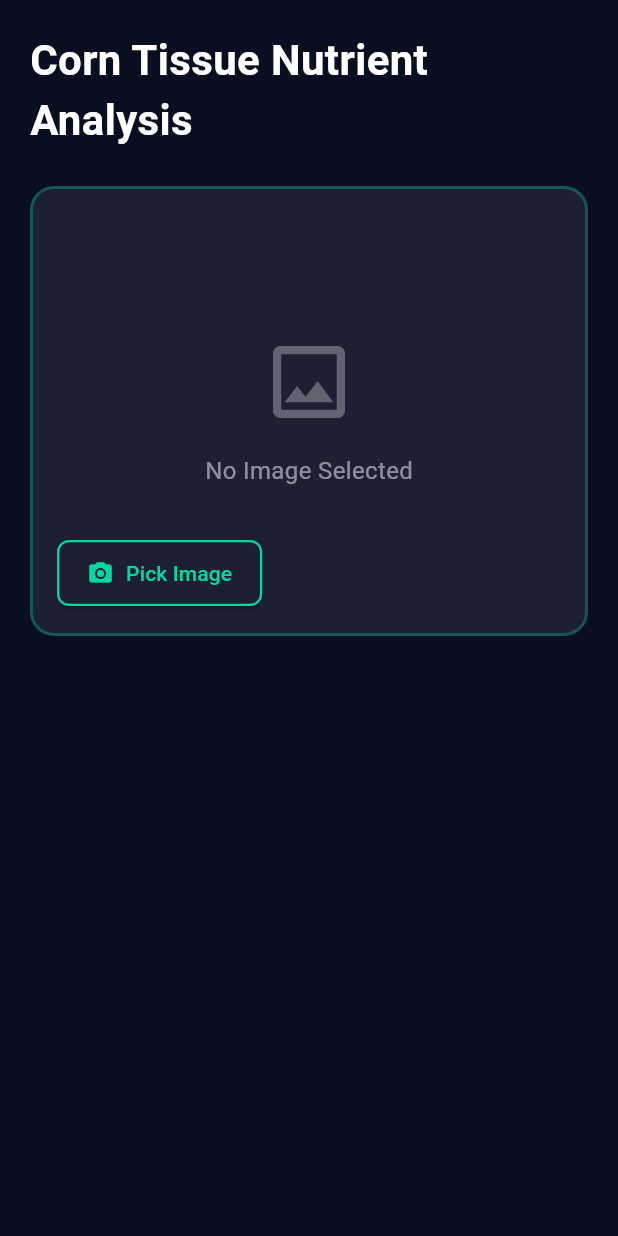
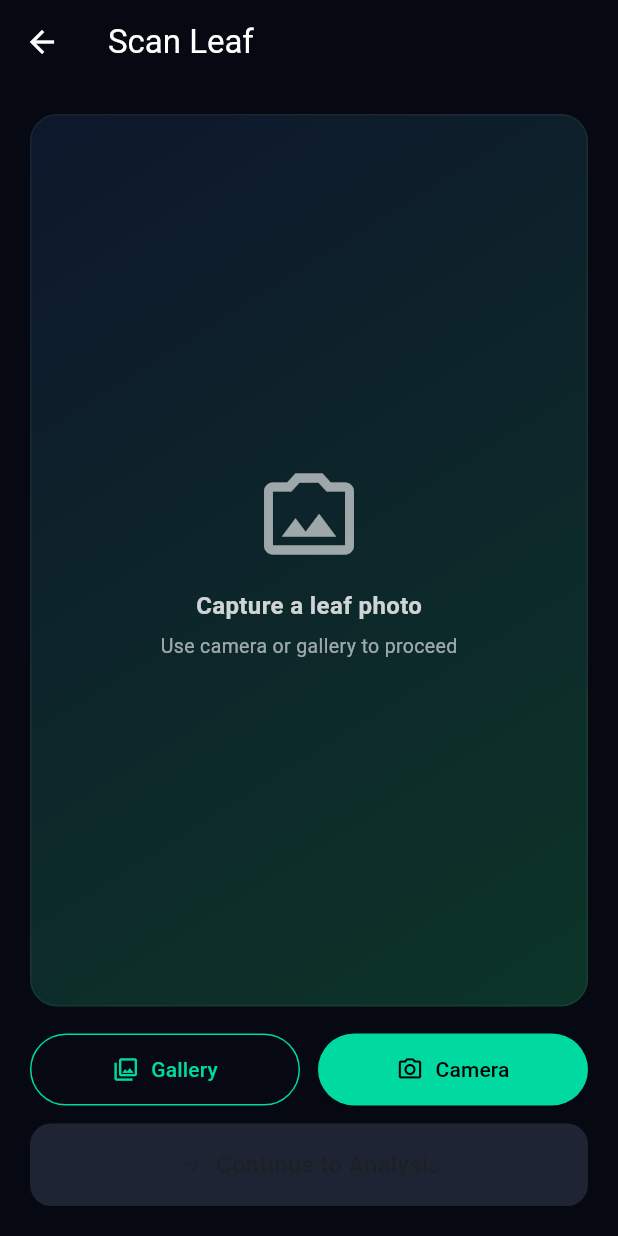
Before and after one commit to Chathumadura/A-MULTIMODAL-SYSTEM-FOR-AUTOMATED-CORN-DISEASE-DETECTION-AND-FARMER-CENTRIC-KNOWLEDGE-SHARING-New, a Flutter app: the screen it shows after launch, after a tap on "Nutrient Prediction", on a phone screen of 412 x 824 dp. Run offline on Flutter 3.47's test engine with Material 3 defaults, Android fonts, the phone set to English and light mode, and no system bars; our stand-ins replace image_picker.

Commit message:
feat: Add CaptureLeafPage for leaf image capture and integrate with NutrientPredictionPage

```diff
--- /dev/null
+++ b/frontend/corn_app/lib/features/diagnosis/presentation/pages/capture_leaf_page.dart
@@ -0,0 +1,176 @@
+import 'dart:io';
+
+import 'package:flutter/material.dart';
+import 'package:image_picker/image_picker.dart';
+
+import 'nutrient_prediction_page.dart';
+
+class CaptureLeafPage extends StatefulWidget {
+  const CaptureLeafPage({super.key});
+
+  @override
+  State<CaptureLeafPage> createState() => _CaptureLeafPageState();
+}
+
+class _CaptureLeafPageState extends State<CaptureLeafPage> {
+  final ImagePicker _picker = ImagePicker();
+  File? _image;
+  bool _isPicking = false;
+
+  Future<void> _pick(ImageSource source) async {
+    if (_isPicking) return;
+    setState(() => _isPicking = true);
+    try {
+      final picked = await _picker.pickImage(source: source);
+      if (picked != null) {
+        setState(() => _image = File(picked.path));
+      }
+    } finally {
+      setState(() => _isPicking = false);
+    }
+  }
+
+  void _goAnalyze() {
+    if (_image == null) return;
+    Navigator.push(
+      context,
+      MaterialPageRoute(
+        builder: (_) => NutrientPredictionPage(initialImagePath: _image!.path),
+      ),
+    );
+  }
+
+  @override
+  Widget build(BuildContext context) {
+    return Scaffold(
+      backgroundColor: const Color(0xFF060912),
+      appBar: AppBar(
+        backgroundColor: const Color(0xFF060912),
+        elevation: 0,
+        iconTheme: const IconThemeData(color: Colors.white),
+        title: const Text('Scan Leaf', style: TextStyle(color: Colors.white)),
+      ),
+      body: Padding(
+        padding: const EdgeInsets.all(20),
+        child: Column(
+          children: [
+            Expanded(
+              child: Container(
+                decoration: BoxDecoration(
+                  borderRadius: BorderRadius.circular(18),
+                  gradient: const LinearGradient(
+                    colors: [Color(0xFF0E172C), Color(0xFF0C3528)],
+                    begin: Alignment.topLeft,
+                    end: Alignment.bottomRight,
+                  ),
+                  border: Border.all(color: Colors.white.withOpacity(0.05)),
+                ),
+                child: ClipRRect(
+                  borderRadius: BorderRadius.circular(18),
+                  child: Stack(
+                    children: [
+                      if (_image != null)
+                        Positioned.fill(
+                          child: Image.file(
+                            _image!,
+                            fit: BoxFit.cover,
+                          ),
+                        )
+                      else
+                        Center(
+                          child: Column(
+                            mainAxisAlignment: MainAxisAlignment.center,
+                            children: [
+                              Icon(Icons.photo_camera_back_outlined,
+                                  size: 72, color: Colors.white.withOpacity(0.6)),
+                              const SizedBox(height: 14),
+                              Text(
+                                'Capture a leaf photo',
+                                style: TextStyle(
+                                  color: Colors.white.withOpacity(0.8),
+                                  fontSize: 16,
+                                  fontWeight: FontWeight.bold,
+                                ),
+                              ),
+                              const SizedBox(height: 6),
+                              Text(
+                                'Use camera or gallery to proceed',
+                                style: TextStyle(
+                                  color: Colors.white.withOpacity(0.6),
+                                  fontSize: 13,
+                                ),
+                              ),
+                            ],
+                          ),
+                        ),
+                      if (_isPicking)
+                        Container(
+                          color: Colors.black.withOpacity(0.5),
+                          child: const Center(
+                            child: CircularProgressIndicator(
+                              color: Color(0xFF00D9A0),
+                            ),
+                          ),
+                        ),
+                    ],
+                  ),
+                ),
+              ),
+            ),
+            const SizedBox(height: 18),
+            Row(
+              children: [
+                Expanded(
+                  child: OutlinedButton.icon(
+                    onPressed: _isPicking ? null : () => _pick(ImageSource.gallery),
+                    style: OutlinedButton.styleFrom(
+                      foregroundColor: const Color(0xFF00D9A0),
+                      side: const BorderSide(color: Color(0xFF00D9A0)),
+                      padding: const EdgeInsets.symmetric(vertical: 14),
+                    ),
+                    icon: const Icon(Icons.photo_library_outlined),
+                    label: const Text('Gallery'),
+                  ),
+                ),
+                const SizedBox(width: 12),
+                Expanded(
+                  child: ElevatedButton.icon(
+                    onPressed: _isPicking ? null : () => _pick(ImageSource.camera),
+                    style: ElevatedButton.styleFrom(
+                      backgroundColor: const Color(0xFF00D9A0),
+                      foregroundColor: Colors.black,
+                      padding: const EdgeInsets.symmetric(vertical: 14),
+                    ),
+                    icon: const Icon(Icons.camera_alt_outlined),
+                    label: const Text('Camera'),
+                  ),
+                ),
+              ],
+            ),
+            const SizedBox(height: 12),
+            SizedBox(
+              width: double.infinity,
+              child: ElevatedButton.icon(
+                onPressed: (_image != null && !_isPicking) ? _goAnalyze : null,
+                style: ElevatedButton.styleFrom(
+                  backgroundColor: const Color(0xFF00D9A0),
+                  disabledBackgroundColor: const Color(0xFF1E2433),
+                  foregroundColor: Colors.black,
+                  padding: const EdgeInsets.symmetric(vertical: 16),
+                  shape: RoundedRectangleBorder(
+                    borderRadius: BorderRadius.circular(14),
+                  ),
+                ),
+                icon: const Icon(Icons.arrow_forward),
+                label: const Text(
+                  'Continue to Analysis',
+                  style: TextStyle(fontWeight: FontWeight.bold, fontSize: 16),
+                ),
+              ),
+            ),
+          ],
+        ),
+      ),
+    );
+  }
+}
--- a/frontend/corn_app/lib/features/diagnosis/presentation/pages/main_dashboard_page.dart
+++ b/frontend/corn_app/lib/features/diagnosis/presentation/pages/main_dashboard_page.dart
@@ -1,5 +1,5 @@
 import 'package:flutter/material.dart';
-import 'nutrient_prediction_page.dart';
+import 'capture_leaf_page.dart';
 
 class MainDashboardPage extends StatelessWidget {
   const MainDashboardPage({super.key});
@@ -36,7 +36,7 @@ class MainDashboardPage extends StatelessWidget {
                     Navigator.push(
                       context,
                       MaterialPageRoute(
-                        builder: (_) => const NutrientPredictionPage(),
+                        builder: (_) => const CaptureLeafPage(),
                       ),
                     );
                   },
--- a/frontend/corn_app/lib/features/diagnosis/presentation/pages/nutrient_prediction_page.dart
+++ b/frontend/corn_app/lib/features/diagnosis/presentation/pages/nutrient_prediction_page.dart
@@ -6,7 +6,8 @@ import 'package:image_picker/image_picker.dart';
 import '../../../../core/api/api_client.dart';
 
 class NutrientPredictionPage extends StatefulWidget {
-  const NutrientPredictionPage({super.key});
+  final String? initialImagePath;
+  const NutrientPredictionPage({super.key, this.initialImagePath});
 
   @override
   State<NutrientPredictionPage> createState() => _NutrientPredictionPageState();
@@ -32,6 +33,11 @@ class _NutrientPredictionPageState extends State<NutrientPredictionPage>
       vsync: this,
       duration: const Duration(milliseconds: 1500),
     );
+    if (widget.initialImagePath != null) {
+      _selectedImage = File(widget.initialImagePath!);
+      // auto-run analysis when arriving from capture screen
+      _analyzeImage();
+    }
   }
 
   @override
@@ -78,21 +84,6 @@ class _NutrientPredictionPageState extends State<NutrientPredictionPage>
     }
   }
 
-  Future<void> _pickImage() async {
-    setState(() {
-      _errorMsg = null;
-      _predictedClass = null;
-      _confidence = null;
-    });
-
-    final XFile? picked = await _picker.pickImage(source: ImageSource.gallery);
-    if (picked != null) {
-      setState(() {
-        _selectedImage = File(picked.path);
-      });
-    }
-  }
-
   Future<void> _analyzeImage() async {
     if (_selectedImage == null) return;
 
@@ -128,6 +119,7 @@ class _NutrientPredictionPageState extends State<NutrientPredictionPage>
       });
     }
   }
+
 
   void _showResultSheet(String className, double confidence) {
     final advice = _getActionRequired(className);
@@ -241,38 +233,76 @@ class _NutrientPredictionPageState extends State<NutrientPredictionPage>
 
   @override
   Widget build(BuildContext context) {
+    final hasResult = _predictedClass != null && !_isLoading;
     return Scaffold(
-      backgroundColor: const Color(0xFF0A0E21),
+      backgroundColor: const Color(0xFF060912),
       body: SafeArea(
-        child: SingleChildScrollView(
         child: Padding(
           padding: const EdgeInsets.all(20.0),
           child: Column(
             crossAxisAlignment: CrossAxisAlignment.start,
             children: [
               const Text(
-                  'Corn Tissue Nutrient Analysis',
+                'Analysis Results',
                 style: TextStyle(
-                    fontSize: 28,
+                  fontSize: 24,
                   fontWeight: FontWeight.bold,
                   color: Colors.white,
                 ),
               ),
-                const SizedBox(height: 24),
-                _buildImageSection(),
-                const SizedBox(height: 24),
-                if (_predictedClass != null && !_isLoading) ...[
+              const SizedBox(height: 12),
+              if (_isLoading)
+                Expanded(
+                  child: Center(
+                    child: Column(
+                      mainAxisSize: MainAxisSize.min,
+                      children: const [
+                        CircularProgressIndicator(color: Color(0xFF00D9A0)),
+                        SizedBox(height: 12),
+                        Text(
+                          'Analyzing leaf...',
+                          style: TextStyle(color: Colors.white70),
+                        ),
+                      ],
+                    ),
+                  ),
+                )
+              else if (hasResult)
+                Expanded(
+                  child: SingleChildScrollView(
+                    child: Column(
+                      children: [
                         _buildNutrientGauges(),
-                  const SizedBox(height: 24),
+                        const SizedBox(height: 18),
                         _buildConfidenceChart(),
-                  const SizedBox(height: 24),
+                        const SizedBox(height: 18),
                         _buildActionRequired(),
                       ],
+                    ),
+                  ),
+                )
+              else
+                Expanded(
+                  child: Center(
+                    child: Column(
+                      mainAxisSize: MainAxisSize.min,
+                      children: const [
+                        Icon(Icons.info_outline, color: Colors.white54),
+                        SizedBox(height: 8),
+                        Text(
+                          'No image to analyze. Go back and scan a leaf.',
+                          style: TextStyle(color: Colors.white70),
+                          textAlign: TextAlign.center,
+                        ),
+                      ],
+                    ),
+                  ),
+                ),
               if (_errorMsg != null)
                 Container(
                   padding: const EdgeInsets.all(16),
                   decoration: BoxDecoration(
-                      color: Colors.red.withOpacity(0.1),
+                    color: Colors.red.withOpacity(0.08),
                     borderRadius: BorderRadius.circular(12),
                     border: Border.all(color: Colors.red.withOpacity(0.3)),
                   ),
@@ -285,127 +315,6 @@ class _NutrientPredictionPageState extends State<NutrientPredictionPage>
             ],
           ),
         ),
-        ),
-      ),
-      floatingActionButton: _selectedImage != null && !_isLoading
-          ? FloatingActionButton.extended(
-              onPressed: _analyzeImage,
-              backgroundColor: const Color(0xFF00D9A0),
-              icon: const Icon(Icons.analytics, color: Colors.black),
-              label: const Text(
-                'Analyze',
-                style: TextStyle(
-                  color: Colors.black,
-                  fontWeight: FontWeight.bold,
-                ),
-              ),
-            )
-          : null,
-    );
-  }
-
-  Widget _buildImageSection() {
-    return Container(
-      height: 300,
-      decoration: BoxDecoration(
-        color: const Color(0xFF1D1F33),
-        borderRadius: BorderRadius.circular(16),
-        border: Border.all(
-          color: const Color(0xFF00D9A0).withOpacity(0.3),
-          width: 2,
-        ),
-      ),
-      child: Stack(
-        children: [
-          if (_selectedImage != null)
-            ClipRRect(
-              borderRadius: BorderRadius.circular(14),
-              child: Image.file(
-                _selectedImage!,
-                width: double.infinity,
-                height: double.infinity,
-                fit: BoxFit.cover,
-              ),
-            )
-          else
-            Center(
-              child: Column(
-                mainAxisAlignment: MainAxisAlignment.center,
-                children: [
-                  Icon(
-                    Icons.image_outlined,
-                    size: 64,
-                    color: Colors.white.withOpacity(0.3),
-                  ),
-                  const SizedBox(height: 16),
-                  Text(
-                    'No Image Selected',
-                    style: TextStyle(
-                      color: Colors.white.withOpacity(0.5),
-                      fontSize: 16,
-                    ),
-                  ),
-                ],
-              ),
-            ),
-          if (_isLoading)
-            Container(
-              decoration: BoxDecoration(
-                color: Colors.black.withOpacity(0.7),
-                borderRadius: BorderRadius.circular(14),
-              ),
-              child: Center(
-                child: Column(
-                  mainAxisAlignment: MainAxisAlignment.center,
-                  children: [
-                    Container(
-                      width: 150,
-                      height: 150,
-                      decoration: BoxDecoration(
-                        border: Border.all(
-                          color: const Color(0xFF00D9A0),
-                          width: 3,
-                        ),
-                        borderRadius: BorderRadius.circular(12),
-                      ),
-                      child: const Center(
-                        child: CircularProgressIndicator(
-                          color: Color(0xFF00D9A0),
-                          strokeWidth: 3,
-                        ),
-                      ),
-                    ),
-                    const SizedBox(height: 16),
-                    const Text(
-                      'Scanning Tissue Sample...',
-                      style: TextStyle(color: Colors.white, fontSize: 16),
-                    ),
-                  ],
-                ),
-              ),
-            ),
-          Positioned(
-            bottom: 16,
-            left: 16,
-            child: ElevatedButton.icon(
-              onPressed: _isLoading ? null : _pickImage,
-              style: ElevatedButton.styleFrom(
-                backgroundColor: const Color(0xFF1D1F33),
-                foregroundColor: const Color(0xFF00D9A0),
-                padding: const EdgeInsets.symmetric(
-                  horizontal: 20,
-                  vertical: 12,
-                ),
-                shape: RoundedRectangleBorder(
-                  borderRadius: BorderRadius.circular(8),
-                  side: const BorderSide(color: Color(0xFF00D9A0), width: 1.5),
-                ),
-              ),
-              icon: const Icon(Icons.camera_alt),
-              label: const Text('Pick Image'),
-            ),
-          ),
-        ],
       ),
     );
   }
```
Also changed, not shown: 1 other file. Lines whose indentation alone changed are shown as unchanged.
